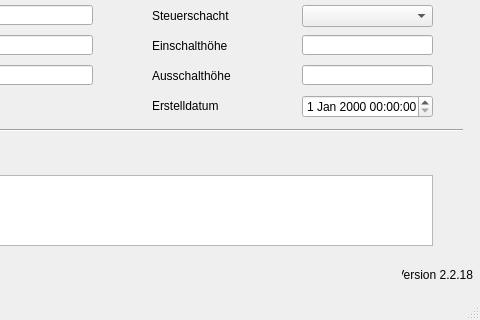
The window that qkan/database/templates/pumpen.ui (hoettges/QKan) describes before a commit, drawn with Qt 5; both pictures show x 168 to 648 and y 125 to 445 of the 648 by 445 pixel window.
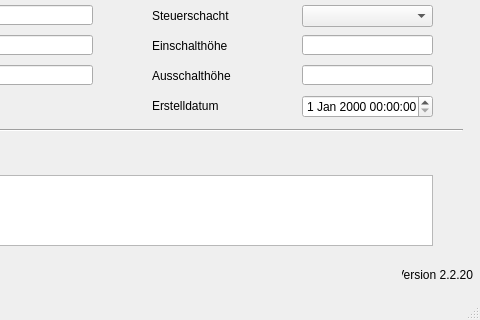
The same window after the commit. Custom widgets are drawn as their Qt base class.

```diff
--- a/qkan/database/templates/pumpen.ui
+++ b/qkan/database/templates/pumpen.ui
@@ -352,7 +352,7 @@
      <string>Version QKan Import</string>
     </property>
     <property name="text">
-     <string>Version 2.2.18</string>
+     <string>Version 2.2.20</string>
     </property>
     <property name="alignment">
      <set>Qt::AlignRight|Qt::AlignTrailing|Qt::AlignVCenter</set>
```
